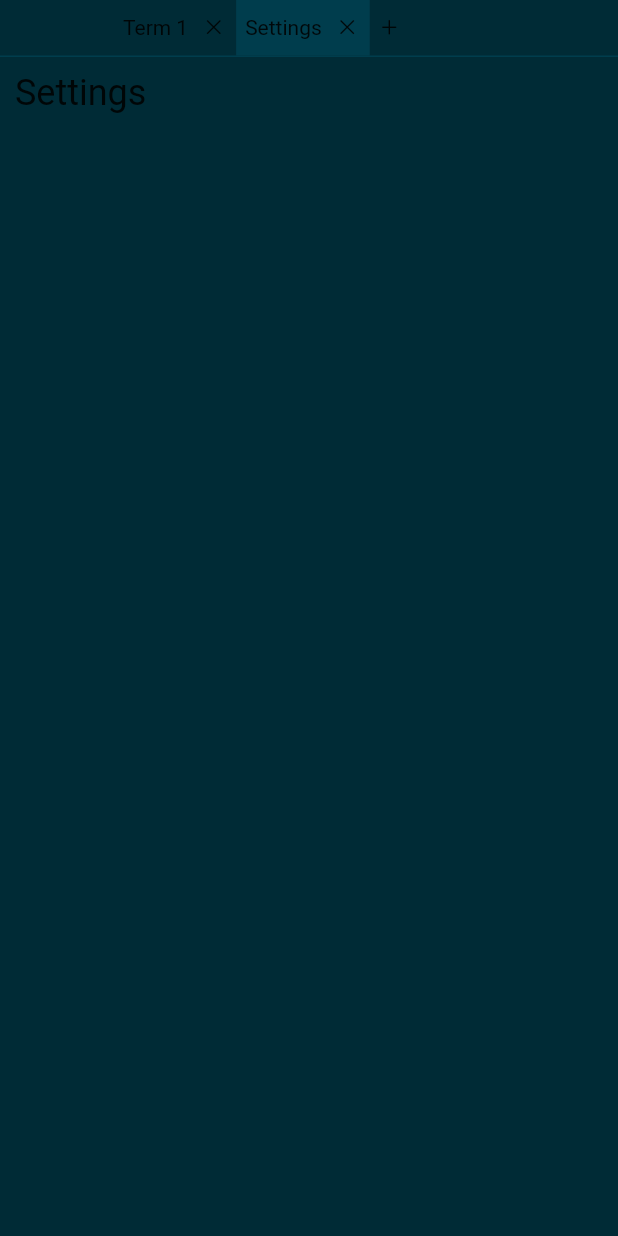
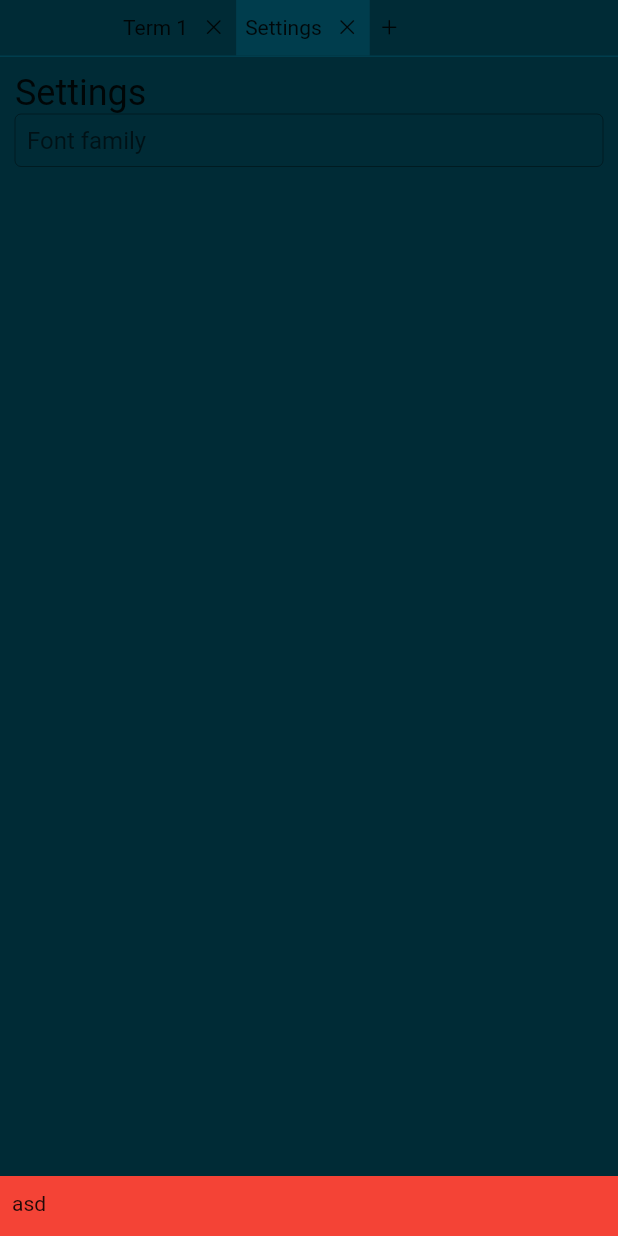
Before and after one commit to cheber-org/cheber-term, a Flutter app: the screen it shows after launch, after a tap on "Settings", on a phone screen of 412 x 824 dp. Run offline on Flutter 3.47's test engine with Material 2 defaults, Android fonts, the phone set to English and light mode, and no system bars; missing offline and left inert: flutter_acrylic, flutter_pty, xterm.

```diff
--- a/lib/main.dart
+++ b/lib/main.dart
@@ -17,6 +17,7 @@ class App extends StatelessWidget {
   Widget build(BuildContext context) {
     return AppTheme(
       theme: solarizedTheme,
+      // theme: defaultCheberTheme,
       child: MaterialApp(
         title: 'Cheber',
         theme: lightTheme,
--- a/lib/modules/plugins/core/settings/view.dart
+++ b/lib/modules/plugins/core/settings/view.dart
@@ -1,4 +1,5 @@
 import 'package:cheber/config/theme.dart';
+import 'package:cheber/modules/shared/components/input.dart';
 import 'package:cheber/modules/shared/components/title.dart';
 import 'package:flutter/material.dart';
 
@@ -14,6 +15,13 @@ class _SettingsViewState extends State<SettingsView> {
   Widget build(BuildContext context) {
     return FractionallySizedBox(
       heightFactor: 1,
+      child: Stack(
+        children: [
+          Positioned(
+            top: 0,
+            left: 0,
+            right: 0,
+            bottom: 0,
             child: Container(
               decoration: BoxDecoration(color: AppTheme.of(context).background),
               child: SingleChildScrollView(
@@ -21,13 +29,29 @@ class _SettingsViewState extends State<SettingsView> {
                   padding: const EdgeInsets.all(10),
                   child: Column(
                     crossAxisAlignment: CrossAxisAlignment.stretch,
-              children: [
+                    children: const [
                       CheberTitle("Settings"),
+                      CheberInput(
+                        placeholder: "Font family",
+                      )
                     ],
                   ),
                 ),
               ),
             ),
+          ),
+          Positioned(
+              left: 0,
+              right: 0,
+              bottom: 0,
+              child: Container(
+                padding: const EdgeInsets.only(
+                    left: 8, right: 8, bottom: 14, top: 10),
+                decoration: const BoxDecoration(color: Colors.red),
+                child: const Text("asd"),
+              ))
+        ],
+      ),
     );
   }
 }
--- /dev/null
+++ b/lib/modules/shared/components/input.dart
@@ -0,0 +1,27 @@
+import 'package:flutter/material.dart';
+
+class CheberInput extends StatefulWidget {
+  const CheberInput({this.placeholder, super.key});
+
+  final String? placeholder;
+
+  @override
+  State<CheberInput> createState() => _CheberInputState();
+}
+
+class _CheberInputState extends State<CheberInput> {
+  @override
+  Widget build(BuildContext context) {
+    return Container(
+      child: TextField(
+        decoration: InputDecoration.collapsed(
+          hintText: widget.placeholder,
+        ).copyWith(
+          border: OutlineInputBorder(borderRadius: BorderRadius.circular(4)),
+          contentPadding:
+              const EdgeInsets.symmetric(vertical: 8, horizontal: 8),
+        ),
+      ),
+    );
+  }
+}
--- a/lib/modules/window-manager/platform.dart
+++ b/lib/modules/window-manager/platform.dart
@@ -12,7 +12,7 @@ class WindowDecorations {
         toolbarStyle: MacOSToolbarStyle.unifiedCompact);
     Window.hideTitle();
 
-    await Window.setEffect(effect: WindowEffect.aero, color: Color(0xFFFFFFFF));
+    await Window.setEffect(effect: WindowEffect.aero, color: Color(0x00FFFFFF));
     await Window.setBlurViewState(MacOSBlurViewState.active);
   }
 }
```
Also changed, not shown: lib/modules/shared/components/icon_button.dart (added, +32 -0 lines). Lines whose indentation alone changed are shown as unchanged.
